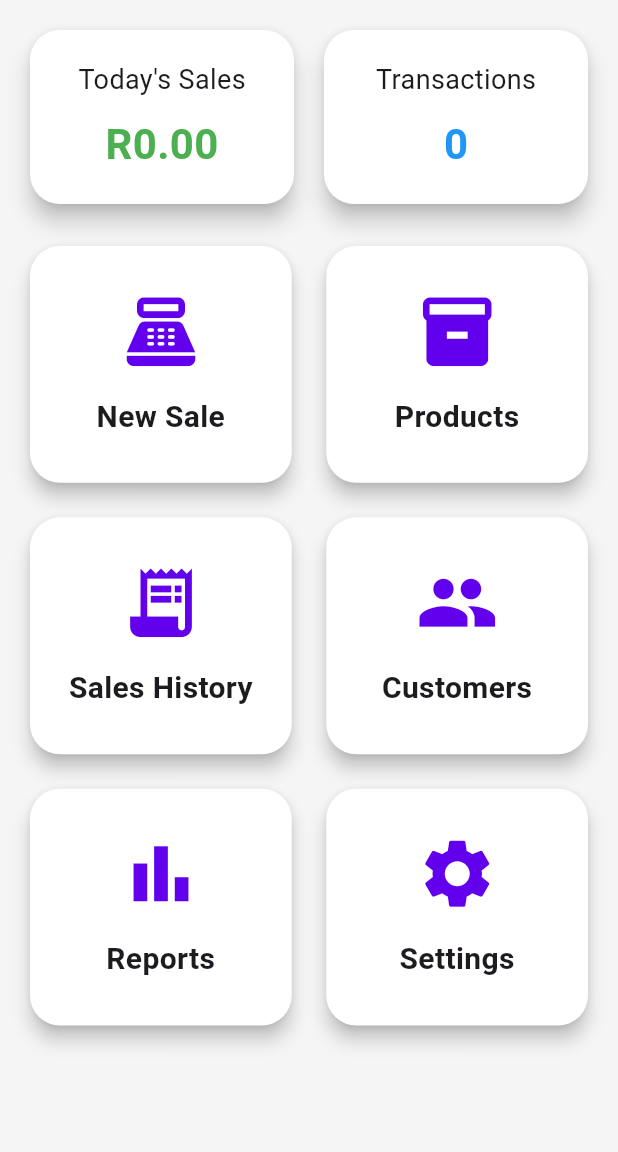
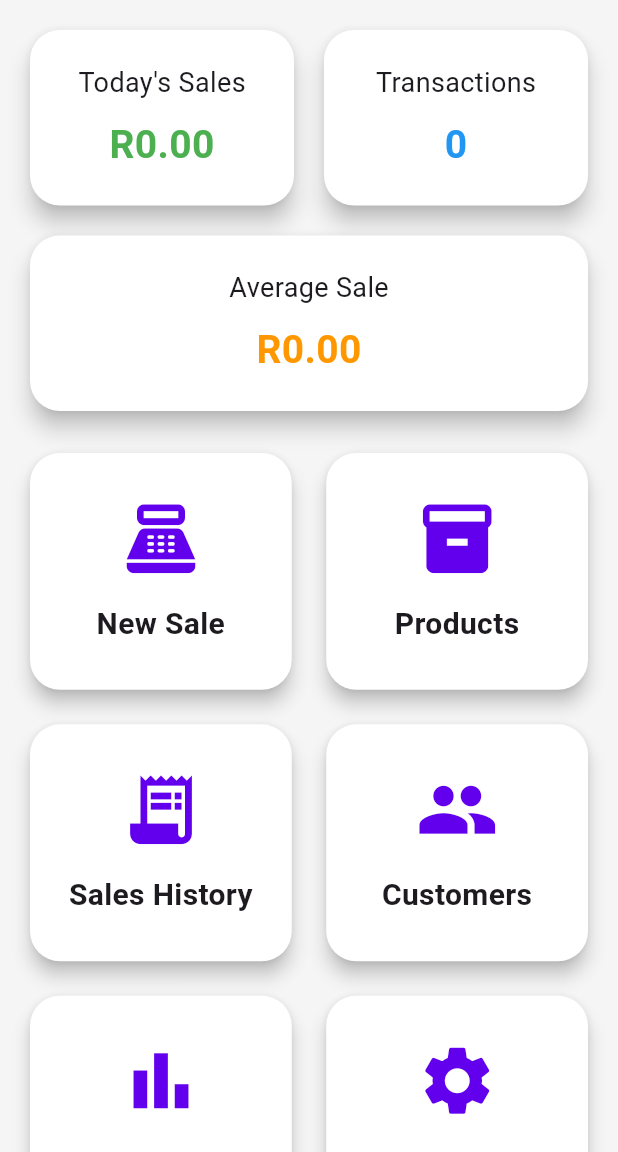
Before and after one commit to LarryBelieve/believe_pos, a Flutter app: the screen it shows after launch, on a phone screen of 412 x 824 dp, the part 84-1236 px from its top. Run offline on Flutter 3.47's test engine with Material 3 defaults, Android fonts, the phone set to English and light mode, and no system bars; our stand-ins replace sqflite; missing offline and left inert: mobile_scanner; accounts and stored records are empty.

Commit message:
Added barcode support and improved dashboard

```diff
--- a/lib/models/product.dart
+++ b/lib/models/product.dart
@@ -4,6 +4,7 @@ class Product {
   final double price;
   final int quantity;
   final String category;
+  final String barcode;
 
   Product({
     this.id,
@@ -11,6 +12,7 @@ class Product {
     required this.price,
     required this.quantity,
     required this.category,
+    required this.barcode,
   });
 
   Map<String, dynamic> toMap() {
@@ -20,6 +22,7 @@ class Product {
       'price': price,
       'quantity': quantity,
       'category': category,
+      'barcode': barcode,
     };
   }
 
@@ -30,6 +33,7 @@ class Product {
       price: map['price'],
       quantity: map['quantity'],
       category: map['category'],
+      barcode: map['barcode'],
     );
   }
 }
--- a/lib/screens/home_screen.dart
+++ b/lib/screens/home_screen.dart
@@ -15,6 +15,7 @@ class HomeScreen extends StatefulWidget {
 class _HomeScreenState extends State<HomeScreen> {
   double todaySales = 0;
   int totalTransactions = 0;
+  double averageSale = 0;
 
   @override
   void initState() {
@@ -25,12 +26,14 @@ class _HomeScreenState extends State<HomeScreen> {
   Future<void> loadDashboard() async {
     final sales = await DashboardService.getTodaySales();
     final transactions = await DashboardService.getTotalTransactions();
+    final average = await DashboardService.getAverageSale();
 
     if (!mounted) return;
 
     setState(() {
       todaySales = sales;
       totalTransactions = transactions;
+      averageSale = average;
     });
   }
 
@@ -86,18 +89,23 @@ class _HomeScreenState extends State<HomeScreen> {
           borderRadius: BorderRadius.circular(20),
         ),
         child: Padding(
-          padding: const EdgeInsets.all(20),
+          padding: const EdgeInsets.symmetric(
+            horizontal: 16,
+            vertical: 22,
+          ),
           child: Column(
             children: [
               Text(
                 title,
-                style: const TextStyle(fontSize: 18),
+                style: const TextStyle(
+                  fontSize: 18,
+                ),
               ),
               const SizedBox(height: 10),
               Text(
                 value,
                 style: TextStyle(
-                  fontSize: 28,
+                  fontSize: 26,
                   fontWeight: FontWeight.bold,
                   color: color,
                 ),
@@ -133,6 +141,16 @@ class _HomeScreenState extends State<HomeScreen> {
                   "Transactions",
                   totalTransactions.toString(),
                   Colors.blue,
+                ),
+              ],
+            ),
+            const SizedBox(height: 12),
+            Row(
+              children: [
+                buildInfoCard(
+                  "Average Sale",
+                  "R${averageSale.toStringAsFixed(2)}",
+                  Colors.orange,
                 ),
               ],
             ),
@@ -193,7 +211,9 @@ class _HomeScreenState extends State<HomeScreen> {
                   () {
                     ScaffoldMessenger.of(context).showSnackBar(
                       const SnackBar(
-                        content: Text("Customers module coming soon"),
+                        content: Text(
+                          "Customers module coming soon",
+                        ),
                       ),
                     );
                   },
@@ -205,7 +225,9 @@ class _HomeScreenState extends State<HomeScreen> {
                   () {
                     ScaffoldMessenger.of(context).showSnackBar(
                       const SnackBar(
-                        content: Text("Reports module coming soon"),
+                        content: Text(
+                          "Reports module coming soon",
+                        ),
                       ),
                     );
                   },
@@ -217,7 +239,9 @@ class _HomeScreenState extends State<HomeScreen> {
                   () {
                     ScaffoldMessenger.of(context).showSnackBar(
                       const SnackBar(
-                        content: Text("Settings module coming soon"),
+                        content: Text(
+                          "Settings module coming soon",
+                        ),
                       ),
                     );
                   },
--- a/lib/services/dashboard_service.dart
+++ b/lib/services/dashboard_service.dart
@@ -24,6 +24,21 @@ class DashboardService {
       FROM sales
     ''');
 
-    return result.first['total'] as int;
+    return (result.first['total'] as num).toInt();
+  }
+
+  static Future<double> getAverageSale() async {
+    final db = await DatabaseHelper.instance.database;
+
+    final result = await db.rawQuery('''
+      SELECT AVG(total) AS averageSale
+      FROM sales
+    ''');
+
+    if (result.isNotEmpty && result.first['averageSale'] != null) {
+      return (result.first['averageSale'] as num).toDouble();
+    }
+
+    return 0.0;
   }
 }
--- a/pubspec.yaml
+++ b/pubspec.yaml
@@ -31,12 +31,12 @@ dependencies:
   flutter:
     sdk: flutter
 
-
   # The following adds the Cupertino Icons font to your application.
   # Use with the CupertinoIcons class for iOS style icons.
   cupertino_icons: ^1.0.6
   sqflite: ^2.3.3+1
   path: ^1.9.0
+  mobile_scanner: ^5.2.3
 
 dev_dependencies:
   flutter_test:
```
Also changed, not shown: lib/database/database_helper.dart (+12 -2 lines), lib/screens/add_product_screen.dart (+22 -1 lines), lib/screens/barcode_scanner_screen.dart (added, +48 -0 lines), lib/screens/new_sale_screen.dart (+41 -0 lines), lib/services/product_service.dart (+17 -0 lines), lib/services/sales_history_service.dart (+56 -0 lines), pubspec.lock, 2 other files.
